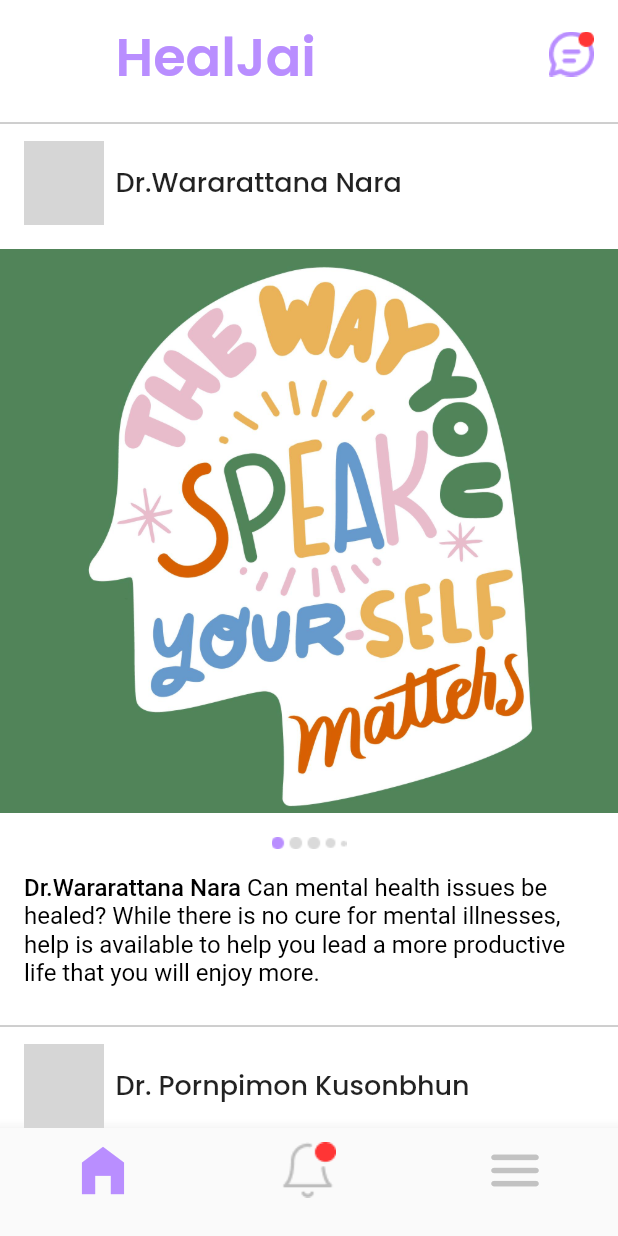
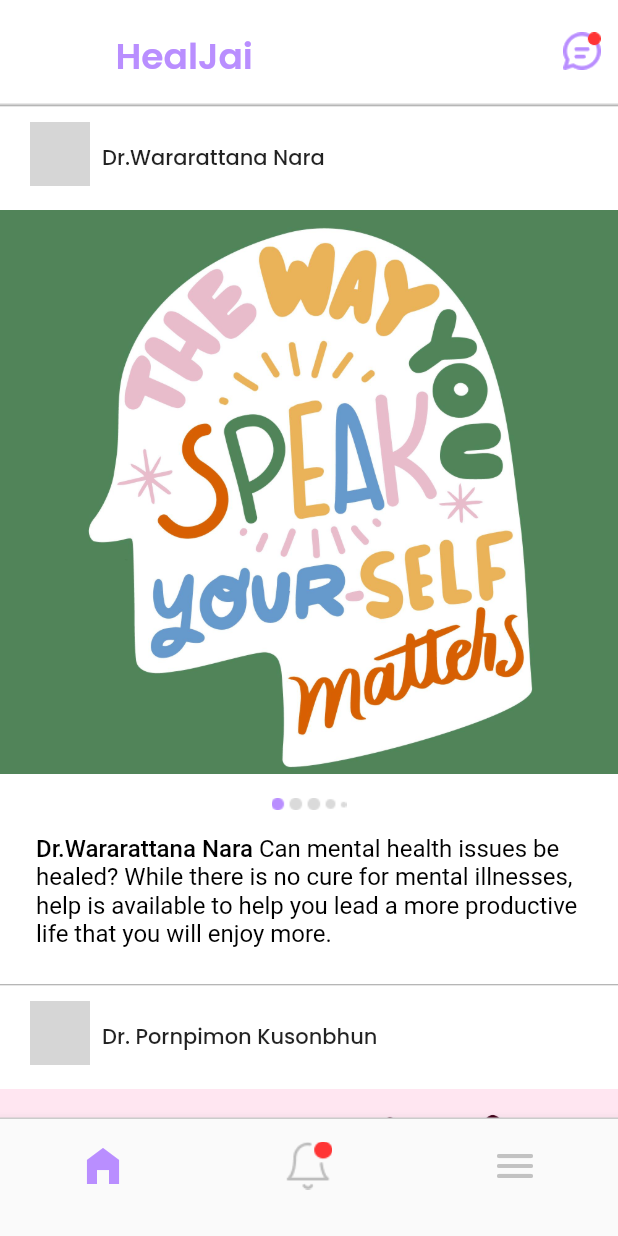
Before and after one commit to jedipw/HealJai, a Flutter app: the HomeView screen opened by its route, on a phone screen of 412 x 824 dp. Run offline on Flutter 3.47's test engine with Material 2 defaults, Android fonts, the light colour scheme and no system bars; our stand-ins replace cloud_firestore, firebase_auth, firebase_core; accounts and stored records are empty; network calls fail; grey boxes are pictures that could not be loaded.

Commit message:
Home page v.3

```diff
--- a/lib/views/home_view.dart
+++ b/lib/views/home_view.dart
@@ -11,10 +11,17 @@ class HomeView extends StatelessWidget {
     return Scaffold(
       backgroundColor: Colors.white,
       appBar: PreferredSize(
-        preferredSize: Size(double.infinity, 80), // Set the desired size
+        preferredSize: const Size(double.infinity, 70), // Set the desired size
         child: AppBar(
           backgroundColor: Colors.white,
           elevation: 0,
+           bottom: PreferredSize(
+            preferredSize: const Size.fromHeight(4), // Set the thickness of the line
+            child: Container(
+              height: 1, // Set the height of the line
+              color: const Color.fromARGB(255, 210, 210, 210), // Set the color of the line
+            ),
+          ),
           title: const Padding(
             padding: EdgeInsets.only(top: 20, left: 5),
             child: Align(
@@ -25,26 +32,26 @@ class HomeView extends StatelessWidget {
                   fontFamily: 'Poppins',
                   fontStyle: FontStyle.normal,
                   fontWeight: FontWeight.w600,
-                  fontSize: 35,
+                  fontSize: 24,
                   color: primaryPurple,
                 ),
               ),
             ),
           ),
           actions: [
-            InkWell(
-        onTap: () {
+            Container(
+              margin: const EdgeInsets.only(top: 12),
+              child: IconButton(
+                onPressed: () {
                   // Add your chat icon onPressed logic here
                   Navigator.of(context).pushNamed(
-            healTalkRoute,
+                    paymentRoute,
                   );
                 },
-        child: Padding(
-          padding: const EdgeInsets.only(top: 16, right: 16),
-          child: Image.asset(
+                icon: Image.asset(
                   'assets/icons/chat.png', // Replace with the path to your custom image
-            width: 30,
-            height: 30,
+                  width: 25,
+                  height: 25,
                 ),
               ),
             ),
@@ -53,7 +60,10 @@ class HomeView extends StatelessWidget {
       ),
       body: Column(
         children: [
-
+          // const Divider(
+          //   height: 2,
+          //   color: Colors.grey,
+          // ),
           Expanded(
             child: ListView.builder(
                 itemCount: 3, // Number of posts
@@ -77,7 +87,8 @@ class HomeView extends StatelessWidget {
                         'https://s3.amazonaws.com/freestock-prod/450/freestock_49658134.jpg';
                     name = 'Dr. Pornpimon Kusonbhun';
                     post = 'assets/images/quote2.jpg';
-                    caption = ' Taking care of your mental health is a journey worth investing in. 🌈 #SelfCareMatters.  Practicing self-care is not selfish; it is necessary! Set aside time for activities that bring you joy, relaxation, and rejuvenation. Remember, you can not pour from an empty cup.';
+                    caption =
+                        ' Taking care of your mental health is a journey worth investing in. 🌈 #SelfCareMatters.  Practicing self-care is not selfish; it is necessary! Set aside time for activities that bring you joy, relaxation, and rejuvenation. Remember, you can not pour from an empty cup.';
                   } else if (index == 2) {
                     imageUrl =
                         'https://img.freepik.com/free-photo/smiling-touching-arms-crossed-room-hospital_1134-799.jpg?t=st=1686406430~exp=1686407030~hmac=db7d79cf1f47e3bd475b2d2cffb875388078e256cf52a176894dce8acc079b30';
@@ -89,8 +100,9 @@ class HomeView extends StatelessWidget {
 
                   return Column(
                     children: [
-                      Divider( // Line between each ListView item
-                    height: 4,
+                      const Divider(
+                        // Line between each ListView item
+                        height: 1,
                         color: Colors.grey,
                       ),
                       Container(
@@ -99,13 +111,15 @@ class HomeView extends StatelessWidget {
                             crossAxisAlignment: CrossAxisAlignment.start,
                             children: [
                               Padding(
-                                padding: const EdgeInsets.symmetric(horizontal: 16),
+                                padding:
+                                    const EdgeInsets.symmetric(horizontal: 16),
                                 child: Row(
                                   crossAxisAlignment: CrossAxisAlignment.start,
                                   children: [
                                     Container(
-                                      width: 53,
-                                      height: 56,
+                                      margin: const EdgeInsets.only(left: 4),
+                                      width: 40,
+                                      height: 43,
                                       decoration: BoxDecoration(
                                         shape: BoxShape.circle,
                                         image: DecorationImage(
@@ -116,8 +130,10 @@ class HomeView extends StatelessWidget {
                                     ),
                                     const SizedBox(width: 8),
                                     Column(
-                                      crossAxisAlignment: CrossAxisAlignment.start,
-                                      mainAxisAlignment: MainAxisAlignment.start,
+                                      crossAxisAlignment:
+                                          CrossAxisAlignment.start,
+                                      mainAxisAlignment:
+                                          MainAxisAlignment.start,
                                       children: [
                                         const SizedBox(
                                           height: 14,
@@ -125,7 +141,7 @@ class HomeView extends StatelessWidget {
                                         Text(
                                           name,
                                           style: const TextStyle(
-                                              fontSize: 18,
+                                              fontSize: 14,
                                               fontWeight: FontWeight.w500,
                                               fontFamily: 'Poppins'),
                                         ),
@@ -167,12 +183,10 @@ class HomeView extends StatelessWidget {
                               Align(
                                 alignment: Alignment.bottomLeft,
                                 child: Padding(
-                                  padding: const EdgeInsets.symmetric(
-                                    horizontal: 16,
-                                    vertical: 8,
-                                  ),
+                                  padding: const EdgeInsets.fromLTRB(24, 8, 16, 8),
                                   child: Column(
-                                    crossAxisAlignment: CrossAxisAlignment.start,
+                                    crossAxisAlignment:
+                                        CrossAxisAlignment.start,
                                     mainAxisSize: MainAxisSize.min,
                                     children: [
                                       RichText(
@@ -207,40 +221,41 @@ class HomeView extends StatelessWidget {
                   );
                 }),
           ),
-        ],
+          Container(
+            decoration: const BoxDecoration(
+              border: Border(
+                top: BorderSide(
+                    color: Color.fromARGB(255, 210, 210, 210), width: 1),
               ),
-
-      // Replace with your desired body content
-      bottomNavigationBar: BottomNavigationBar(
+            ),
+            child: BottomNavigationBar(
               items: [
                 const BottomNavigationBarItem(
                   icon: Icon(
                     Icons.home_filled,
-              size: 42,
+                    size: 32,
                   ),
                   label: '',
                 ),
                 BottomNavigationBarItem(
                   icon: InkWell(
-        onTap: () {
-          Navigator.of(context).pushNamed(
-            // navigates to paymentRoute screen and removes previous routes
-            paymentRoute,
-          );
-        },
+                    onTap: () {},
                     child: Image.asset(
                       'assets/icons/noti.png', // Replace with the path to your custom image
-          width: 42,
-          height: 42,
+                      width: 32,
+                      height: 32,
                     ),
                   ),
                   label: '',
                 ),
                 const BottomNavigationBarItem(
-            icon: Icon(
+                  icon: Padding(
+                    padding: EdgeInsets.all(8.0),
+                    child: Icon(
                       Icons.menu_rounded,
-              size: 42,
+                      size: 32,
                       color: Color.fromARGB(255, 194, 194, 194),
+                    ),
                   ),
                   label: '',
                 ),
@@ -255,53 +270,20 @@ class HomeView extends StatelessWidget {
                     paymentRoute,
                   );
                 } else if (index == 2) {
-            Navigator.of(context).pushNamedAndRemoveUntil(
-              // navigates to loginRoute screen and removes previous routes
+                  logout().then(
+                      (value) => Navigator.of(context).pushNamedAndRemoveUntil(
+                            // navigates to homeRoute screen and removes previous routes
                             loginRoute,
                             (route) => false,
-            );
+                          ));
                 }
               },
             ),
+          )
+        ],
+      ),
+
+      // Replace with your desired body content
     );
   }
 }
-//       body: Row(
-//   mainAxisAlignment: MainAxisAlignment.center,
-//   children: [
-//     Column(
-//       mainAxisAlignment: MainAxisAlignment.center,
-//       children: [
-//         IconButton(
-//           icon: const Icon(Icons.home),
-//           onPressed: () {
-//             // Add your home icon onPressed logic here
-//           },
-//         ),
-//         ElevatedButton(
-//           onPressed: () {
-//             Navigator.of(context).pushNamed(
-//               // navigates to paymentRoute screen and removes previous routes
-//               paymentRoute,
-//             );
-//           },
-//           child: const Icon(Icons.notifications),
-//         ),
-//         ElevatedButton(
-//           onPressed: () {
-//             Navigator.of(context).pushNamedAndRemoveUntil(
-//               // navigates to loginRoute screen and removes previous routes
-//               loginRoute,
-//               (route) => false,
-//             );
-//           },
-//           child: const Text('Logout'),
-//         ),
-//       ],
-//     ),
-//   ],
-// ),
-
-//     );
-//   }
-// }
```
Lines whose indentation alone changed are shown as unchanged.
